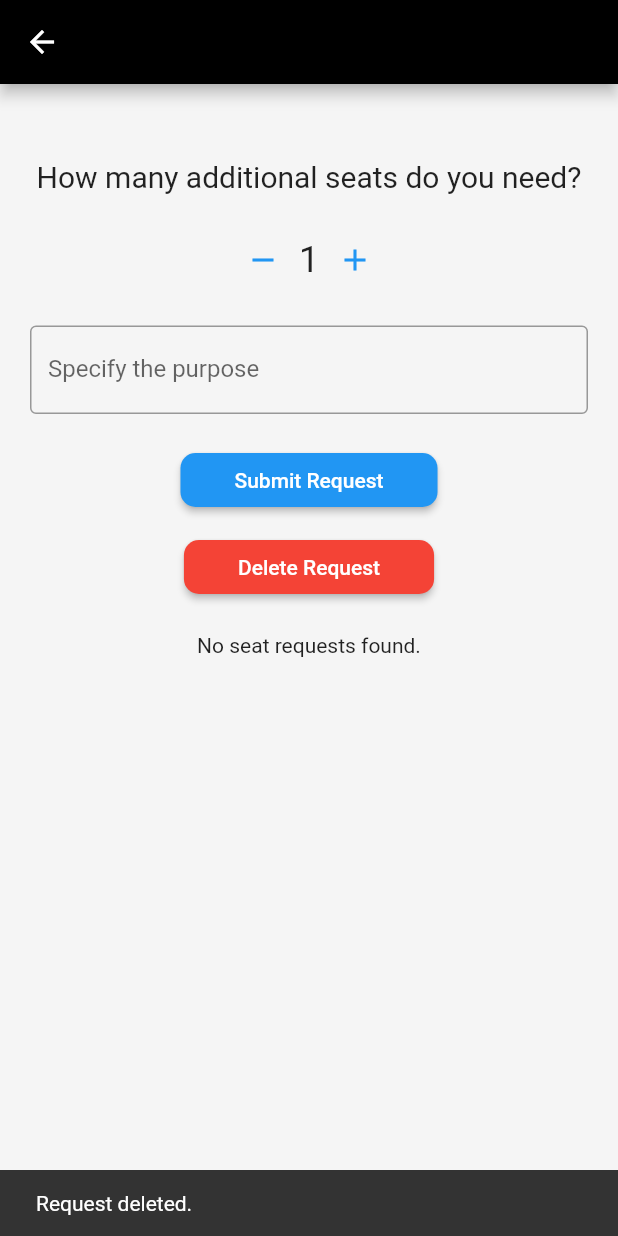
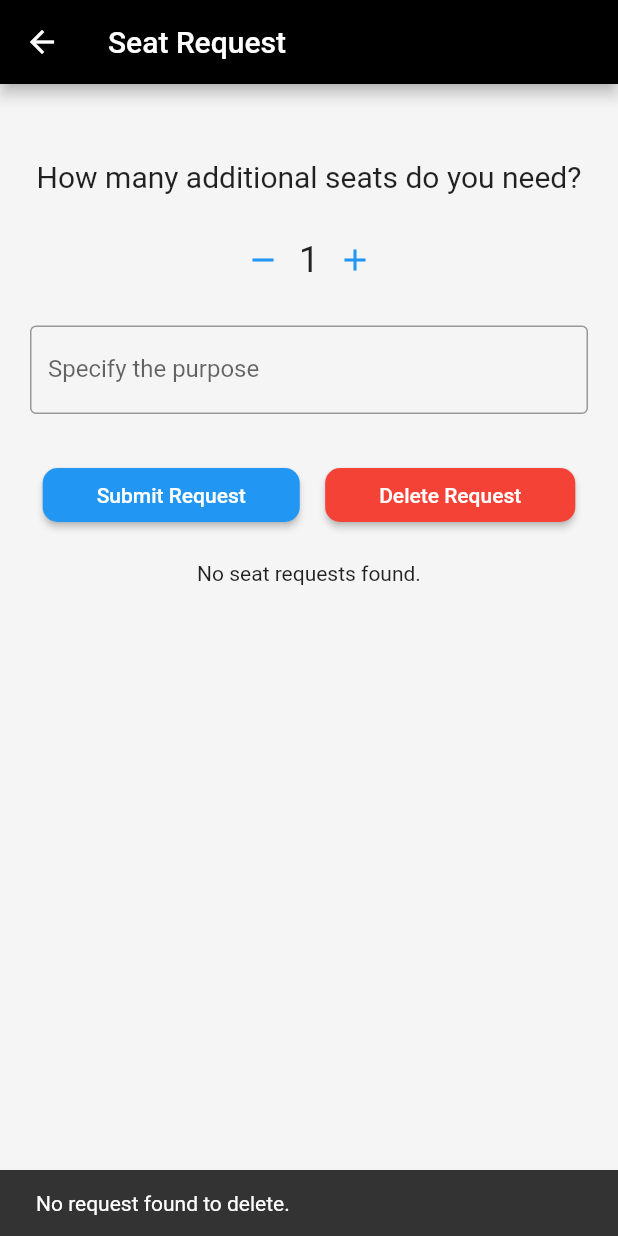
Before and after one commit to 0019-KDU/Lego-MobileApp, a Flutter app: the SeatRequestScreen screen opened directly, after a tap on "Delete Request", on a phone screen of 412 x 824 dp. Run offline on Flutter 3.47's test engine with Material 2 defaults, Android fonts, the phone set to English and light mode, and no system bars; our stand-ins replace cloud_firestore, firebase_auth, firebase_core, firebase_database, firebase_messaging, firebase_storage and 12 more; missing offline and left inert: syncfusion_flutter_pdf; accounts and stored records are empty.

Commit message:
Add chnage the Request Seat

```diff
--- a/lib/user_include/option.dart
+++ b/lib/user_include/option.dart
@@ -1,7 +1,7 @@
 import 'package:cloud_firestore/cloud_firestore.dart';
 import 'package:firebase_auth/firebase_auth.dart';
-import 'package:flutter/foundation.dart';
 import 'package:flutter/material.dart';
+import 'package:flutter/services.dart';
 import 'package:lego/components/nm_box.dart';
 
 class SeatRequestScreen extends StatefulWidget {
@@ -68,6 +68,7 @@ class _SeatRequestScreenState extends State<SeatRequestScreen> {
     return null;
   }
 
+  bool showRequestDetails = true;
   @override
   Widget build(BuildContext context) {
     final user = _auth.currentUser;
@@ -75,6 +76,7 @@ class _SeatRequestScreenState extends State<SeatRequestScreen> {
     return SafeArea(
       child: Scaffold(
         appBar: AppBar(
+          title: const Text("Seat Request"),
           backgroundColor: Colors.black,
         ),
         backgroundColor: mC,
@@ -139,7 +141,11 @@ class _SeatRequestScreenState extends State<SeatRequestScreen> {
                   border: OutlineInputBorder(),
                 ),
               ),
-              const SizedBox(height: 20),
+              const SizedBox(height: 30),
+              Row(
+                mainAxisAlignment:
+                    MainAxisAlignment.spaceEvenly, // Adjust as needed
+                children: [
                   ElevatedButton(
                     style: ElevatedButton.styleFrom(
                       foregroundColor: Colors.white,
@@ -227,19 +233,62 @@ class _SeatRequestScreenState extends State<SeatRequestScreen> {
                       ),
                     ),
                     onPressed: () async {
+                      // Get the user
+                      final user = _auth.currentUser;
+
                       if (user == null) {
                         // User is not authenticated
                         return;
                       }
 
-                  await deleteRequest(user.uid);
+                      // Get the last request document ID
+                      final lastRequestDocumentId =
+                          await getLastRequestDocumentId(user.uid);
+
+                      if (lastRequestDocumentId != null) {
+                        // Get the last request using the document ID
+                        final lastRequest = await FirebaseFirestore.instance
+                            .collection('seat_requests')
+                            .doc(lastRequestDocumentId)
+                            .get();
+
+                        if (lastRequest.exists) {
+                          // Delete the request
+                          await FirebaseFirestore.instance
+                              .collection('seat_requests')
+                              .doc(lastRequestDocumentId)
+                              .delete();
+
+                          // Save to RecycleHistory
+                          await saveToRecycleHistory(
+                            user.uid,
+                            lastRequest['requestedSeats'] as int,
+                            lastRequest['purpose'] as String,
+                          );
 
                           // Show a snackbar indicating the request is deleted
                           ScaffoldMessenger.of(context).showSnackBar(
                             const SnackBar(
-                      content: Text('Request deleted.'),
+                              content: Text(
+                                  'Request deleted and saved to RecycleHistory.'),
                             ),
                           );
+                        } else {
+                          // Document does not exist
+                          ScaffoldMessenger.of(context).showSnackBar(
+                            const SnackBar(
+                              content: Text('No request found to delete.'),
+                            ),
+                          );
+                        }
+                      } else {
+                        // No last request document ID found
+                        ScaffoldMessenger.of(context).showSnackBar(
+                          const SnackBar(
+                            content: Text('No request found to delete.'),
+                          ),
+                        );
+                      }
                     },
                     child: const Padding(
                       padding: EdgeInsets.symmetric(
@@ -249,6 +298,9 @@ class _SeatRequestScreenState extends State<SeatRequestScreen> {
                       child: Text('Delete Request'),
                     ),
                   ),
+                ],
+              ),
+
               const SizedBox(height: 20),
               // Display user requests and admin responses
               Expanded(
@@ -258,12 +310,15 @@ class _SeatRequestScreenState extends State<SeatRequestScreen> {
                       .where('userId', isEqualTo: user?.uid)
                       .snapshots(),
                   builder: (context, snapshot) {
-                    if (snapshot.connectionState == ConnectionState.waiting) {
-                      return const CircularProgressIndicator();
+                    if (snapshot.hasError) {
+                      return Text('Error: ${snapshot.error}');
                     } else if (snapshot.hasError) {
                       return Text('Error: ${snapshot.error}');
                     } else if (!snapshot.hasData ||
                         snapshot.data!.docs.isEmpty) {
+                      // Prevent vibration
+                      HapticFeedback
+                          .lightImpact(); // or HapticFeedback.heavyImpact();
                       return const Text('No seat requests found.');
                     } else {
                       final documents = snapshot.data!.docs;
@@ -300,22 +355,48 @@ class _SeatRequestScreenState extends State<SeatRequestScreen> {
                                   onTap: () {
                                     // Handle ListTile tap if needed
                                   },
-                                  child: SizedBox(
-                                    height: 100, // Adjust the height as needed
-                                    child: ListTile(
-                                      title: Text(
-                                          'Requested Seats: $requestedSeats'),
-                                      subtitle: Column(
+                                  child: Container(
+                                    height: 120, // Adjust the height as needed
+                                    padding: const EdgeInsets.all(10),
+                                    decoration: BoxDecoration(
+                                      borderRadius: BorderRadius.circular(10),
+                                      border: Border.all(color: Colors.grey),
+                                    ),
+                                    child: Stack(
+                                      children: [
+                                        Column(
                                           crossAxisAlignment:
                                               CrossAxisAlignment.start,
                                           children: [
+                                            if (showRequestDetails)
                                               Text(
-                                              'Purpose: ${documentData['purpose']}'),
+                                                'Requested Seats: $requestedSeats',
+                                                style: const TextStyle(
+                                                  fontSize: 18,
+                                                  fontWeight: FontWeight.bold,
+                                                ),
+                                              ),
+                                            if (showRequestDetails)
                                               Text(
-                                              'Admin Response: $adminResponse'),
-                                          Text('Cost: \$$cost'),
+                                                'Purpose: ${documentData['purpose']}',
+                                                style: const TextStyle(
+                                                    fontSize: 15),
+                                              ),
+                                            if (showRequestDetails)
+                                              Text(
+                                                'Admin Response: $adminResponse',
+                                                style: const TextStyle(
+                                                    fontSize: 15),
+                                              ),
+                                            if (showRequestDetails)
+                                              Text(
+                                                'Cost: \$$cost',
+                                                style: const TextStyle(
+                                                    fontSize: 15),
+                                              ),
                                           ],
                                         ),
+                                      ],
                                     ),
                                   ),
                                 );
@@ -332,26 +413,37 @@ class _SeatRequestScreenState extends State<SeatRequestScreen> {
               ),
 
               if (bannerMessage.isNotEmpty)
+                SingleChildScrollView(
+                  child: Column(
+                    children: [
                       Container(
-                  // Customize the banner color
-                  padding: const EdgeInsets.all(16.0), // Add padding as needed
-                  child: Container(
-                    padding:
-                        const EdgeInsets.all(16.0), // Add padding as needed
                         decoration: BoxDecoration(
-                      border: Border.all(
-                        color: Colors.black, // Set border color
-                        width: 2.0, // Set border width
+                          color: Colors.blue,
+                          borderRadius: BorderRadius.circular(
+                              10.0), // Adjust the radius as needed
                         ),
-                    ),
+                        padding: const EdgeInsets.all(16.0),
+                        child: Row(
+                          mainAxisAlignment: MainAxisAlignment.spaceBetween,
+                          children: [
+                            Expanded(
                               child: Text(
                                 bannerMessage,
                                 style: const TextStyle(
-                        color: Colors.black,
-                        fontSize: 15,
+                                  color: Colors.white,
+                                  fontSize: 18,
                                   fontWeight: FontWeight.bold,
                                 ),
                               ),
+                            ),
+                            const Icon(
+                              Icons.history_sharp,
+                              color: Colors.white,
+                            ),
+                          ],
+                        ),
+                      ),
+                    ],
                   ),
                 ),
             ],
@@ -359,6 +451,21 @@ class _SeatRequestScreenState extends State<SeatRequestScreen> {
         ),
       ),
     );
+  }
+
+  Future<String?> getLastRequestDocumentId(String userId) async {
+    final userRequests = await _firestore
+        .collection('seat_requests')
+        .where('userId', isEqualTo: userId)
+        .orderBy('timestamp', descending: true)
+        .limit(1)
+        .get();
+
+    if (userRequests.docs.isNotEmpty) {
+      return userRequests.docs.first.id;
+    } else {
+      return null;
+    }
   }
 
   Future<Map<String, dynamic>?> getLastRequest(String userId) async {
@@ -370,7 +477,12 @@ class _SeatRequestScreenState extends State<SeatRequestScreen> {
         .get();
 
     if (userRequests.docs.isNotEmpty) {
-      return userRequests.docs.first.data() as Map<String, dynamic>;
+      final lastRequest =
+          userRequests.docs.first.data() as Map<String, dynamic>;
+      print("Last request data: $lastRequest");
+      return lastRequest;
+    } else {
+      print("No last request found");
     }
 
     return null;
@@ -389,24 +501,22 @@ class _SeatRequestScreenState extends State<SeatRequestScreen> {
       'requestedSeats': requestedSeats,
       'purpose': purpose,
       'timestamp': Timestamp.now(),
+      'status': 'Pending', // Add a default status
     });
   }
 
-  Future<void> deleteRequest(String userId) async {
-    try {
-      final userRequests = await _firestore
-          .collection('seat_requests')
-          .where('userId', isEqualTo: userId)
-          .get();
+  Future<void> saveToRecycleHistory(
+      String? userId, int requestedSeats, String purpose) async {
+    if (userId != null) {
+      await _firestore.collection('RecycleHistory').add({
+        'userId': userId,
+        'requestedSeats': requestedSeats,
+        'purpose': purpose,
+        'timestamp': Timestamp.now(),
+      });
 
-      for (final request in userRequests.docs) {
-        await request.reference.delete();
-      }
-    } catch (e) {
-      if (kDebugMode) {
-        print("Error deleting request: $e");
-      }
-      // Handle the error here, e.g., display an error message to the user.
+      // Clear the purpose controller after saving to recycle history
+      _purposeController.clear();
     }
   }
 }
```
Also changed, not shown: lib/admin_include/editinformation.dart (+24 -22 lines), pubspec.lock. Lines whose indentation alone changed are shown as unchanged.
